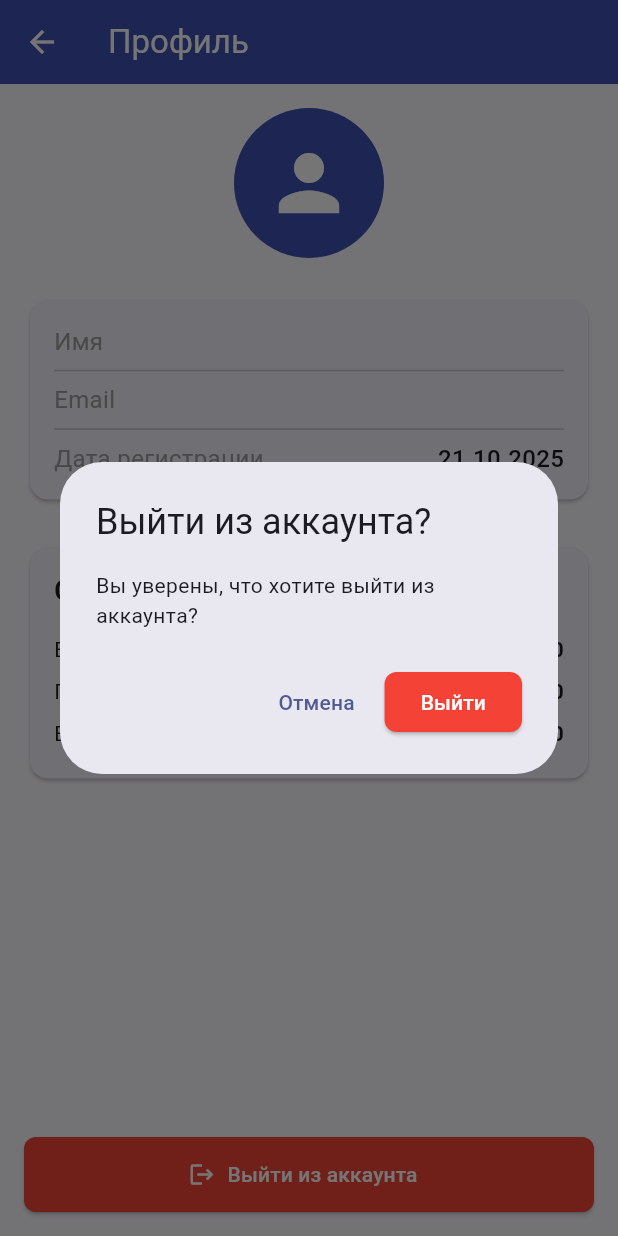
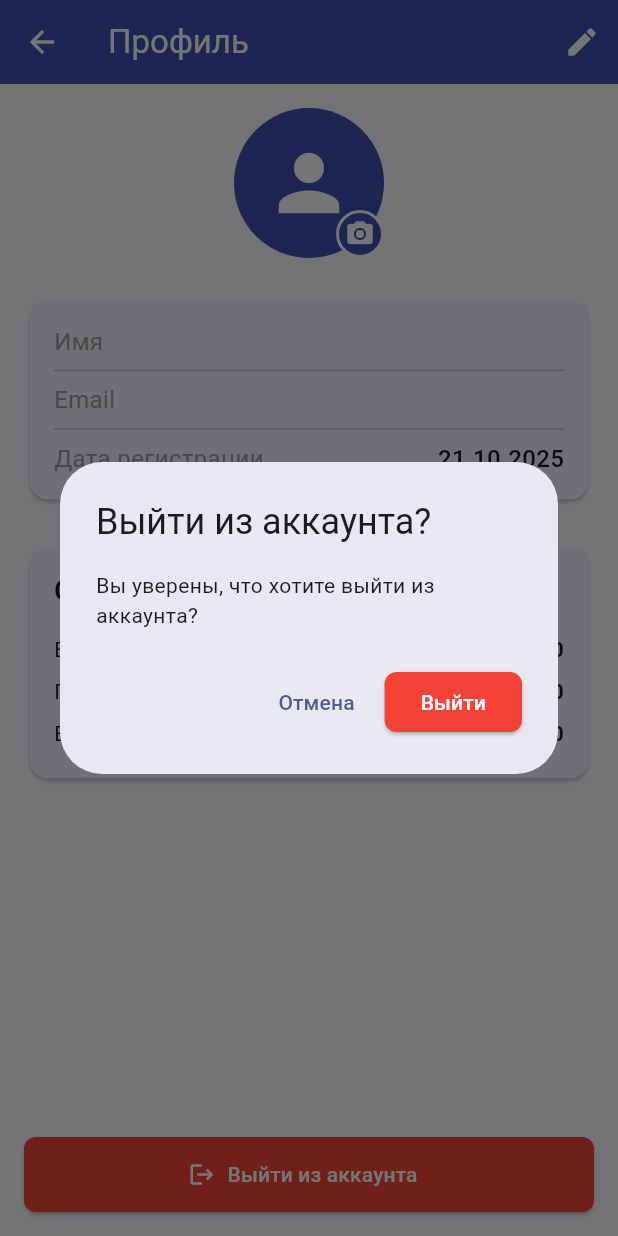
Before and after one commit to Zeal-13/rkpmp_prak5, a Flutter app: the ProfileScreen screen opened directly with empty values, after a tap on "Выйти из аккаунта", on a phone screen of 412 x 824 dp. Run offline on Flutter 3.47's test engine with Material 3 defaults, Android fonts, the phone set to English and light mode, and no system bars; drawn by our look-alikes of cached_network_image; accounts and stored records are empty; network calls fail.

Commit message:
flutter 6

```diff
--- a/lib/features/tasks/models/user.dart
+++ b/lib/features/tasks/models/user.dart
@@ -1,14 +1,17 @@
+
 class User {
   final String id;
   final String email;
   final String name;
   final DateTime createdAt;
+  final String? avatarUrl; // Добавьте это поле
 
   const User({
     required this.id,
     required this.email,
     required this.name,
     required this.createdAt,
+    this.avatarUrl, // Опциональное поле
   });
 
   User copyWith({
@@ -16,12 +19,14 @@ class User {
     String? email,
     String? name,
     DateTime? createdAt,
+    String? avatarUrl,
   }) {
     return User(
       id: id ?? this.id,
       email: email ?? this.email,
       name: name ?? this.name,
       createdAt: createdAt ?? this.createdAt,
+      avatarUrl: avatarUrl ?? this.avatarUrl,
     );
   }
 }
--- a/lib/features/tasks/screens/profile_screen.dart
+++ b/lib/features/tasks/screens/profile_screen.dart
@@ -1,14 +1,20 @@
+// lib/features/tasks/screens/profile_screen.dart
 import 'package:flutter/material.dart';
+import 'package:cached_network_image/cached_network_image.dart';
 import '../models/user.dart';
+
+
 
 class ProfileScreen extends StatelessWidget {
   final User user;
   final VoidCallback onLogout;
+  final Function(String) onUpdateAvatar;
 
   const ProfileScreen({
     super.key,
     required this.user,
     required this.onLogout,
+    required this.onUpdateAvatar,
   });
 
   @override
@@ -16,19 +22,66 @@ class ProfileScreen extends StatelessWidget {
     return Scaffold(
       appBar: AppBar(
         title: const Text('Профиль'),
+        actions: [
+          IconButton(
+            icon: const Icon(Icons.edit),
+            onPressed: () {
+              _showEditProfileDialog(context);
+            },
+          ),
+        ],
       ),
       body: Padding(
         padding: const EdgeInsets.all(16.0),
         child: Column(
           children: [
-            // Аватар
-            const CircleAvatar(
-              radius: 50,
-              backgroundColor: Colors.indigo,
-              child: Icon(
-                Icons.person,
-                size: 60,
-                color: Colors.white,
+            // Аватар с возможностью изменения
+            GestureDetector(
+              onTap: () => _showChangeAvatarDialog(context),
+              child: Stack(
+                children: [
+                  CircleAvatar(
+                    radius: 50,
+                    backgroundColor: Colors.indigo,
+                    child: user.avatarUrl != null
+                        ? ClipOval(
+                      child: CachedNetworkImage(
+                        imageUrl: user.avatarUrl!,
+                        width: 100,
+                        height: 100,
+                        fit: BoxFit.cover,
+                        placeholder: (context, url) => const CircularProgressIndicator(),
+                        errorWidget: (context, url, error) => const Icon(
+                          Icons.person,
+                          size: 60,
+                          color: Colors.white,
+                        ),
+                      ),
+                    )
+                        : const Icon(
+                      Icons.person,
+                      size: 60,
+                      color: Colors.white,
+                    ),
+                  ),
+                  Positioned(
+                    bottom: 0,
+                    right: 0,
+                    child: Container(
+                      padding: const EdgeInsets.all(4),
+                      decoration: BoxDecoration(
+                        color: Colors.indigo,
+                        shape: BoxShape.circle,
+                        border: Border.all(color: Colors.white, width: 2),
+                      ),
+                      child: const Icon(
+                        Icons.camera_alt,
+                        size: 20,
+                        color: Colors.white,
+                      ),
+                    ),
+                  ),
+                ],
               ),
             ),
             const SizedBox(height: 24),
@@ -141,6 +194,76 @@ class ProfileScreen extends StatelessWidget {
     return '${date.day.toString().padLeft(2, '0')}.${date.month.toString().padLeft(2, '0')}.${date.year}';
   }
 
+  void _showChangeAvatarDialog(BuildContext context) {
+    final TextEditingController urlController = TextEditingController(
+      text: user.avatarUrl ?? '',
+    );
+
+    showDialog(
+      context: context,
+      builder: (BuildContext context) {
+        return AlertDialog(
+          title: const Text('Изменить фото профиля'),
+          content: Column(
+            mainAxisSize: MainAxisSize.min,
+            children: [
+              const Text('Введите URL изображения:'),
+              const SizedBox(height: 12),
+              TextField(
+                controller: urlController,
+                decoration: const InputDecoration(
+                  hintText: 'https://example.com/avatar.jpg',
+                  border: OutlineInputBorder(),
+                ),
+              ),
+
+            ],
+          ),
+          actions: [
+            TextButton(
+              onPressed: () {
+                Navigator.of(context).pop();
+              },
+              child: const Text('Отмена'),
+            ),
+            ElevatedButton(
+              onPressed: () {
+                final url = urlController.text.trim();
+                if (url.isNotEmpty) {
+                  onUpdateAvatar(url);
+                  Navigator.of(context).pop();
+                }
+              },
+              child: const Text('Сохранить'),
+            ),
+          ],
+        );
+      },
+    );
+  }
+
+  Widget _buildExampleUrl(
+      BuildContext context,
+      String url,
+      TextEditingController controller,
+      ) {
+    return TextButton(
+      onPressed: () {
+        controller.text = url;
+      },
+      child: Text(
+        url,
+        style: const TextStyle(fontSize: 10),
+        overflow: TextOverflow.ellipsis,
+      ),
+    );
+  }
+
+  void _showEditProfileDialog(BuildContext context) {
+    // Реализация редактирования профиля (имя, email)
+    // Код был предоставлен ранее
+  }
+
   void _showLogoutDialog(BuildContext context) {
     showDialog(
       context: context,
```
Also changed, not shown: lib/features/tasks/state/tasks_container.dart (+15 -0 lines), pubspec.yaml (+11 -0 lines), pubspec.lock, 2 other files.
